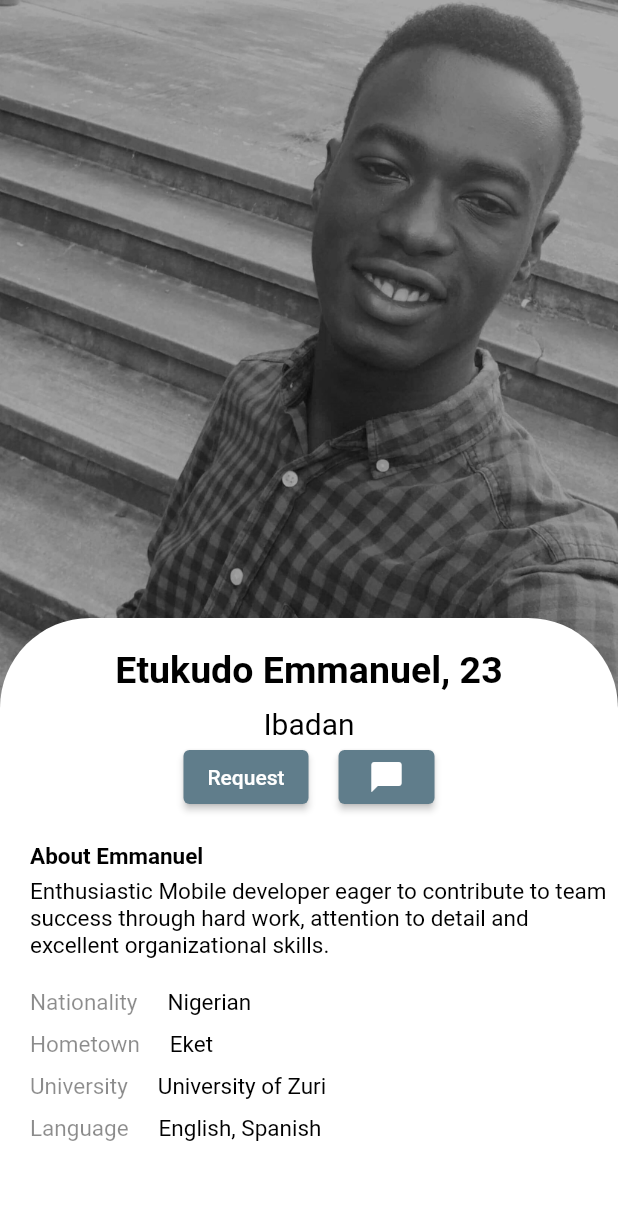
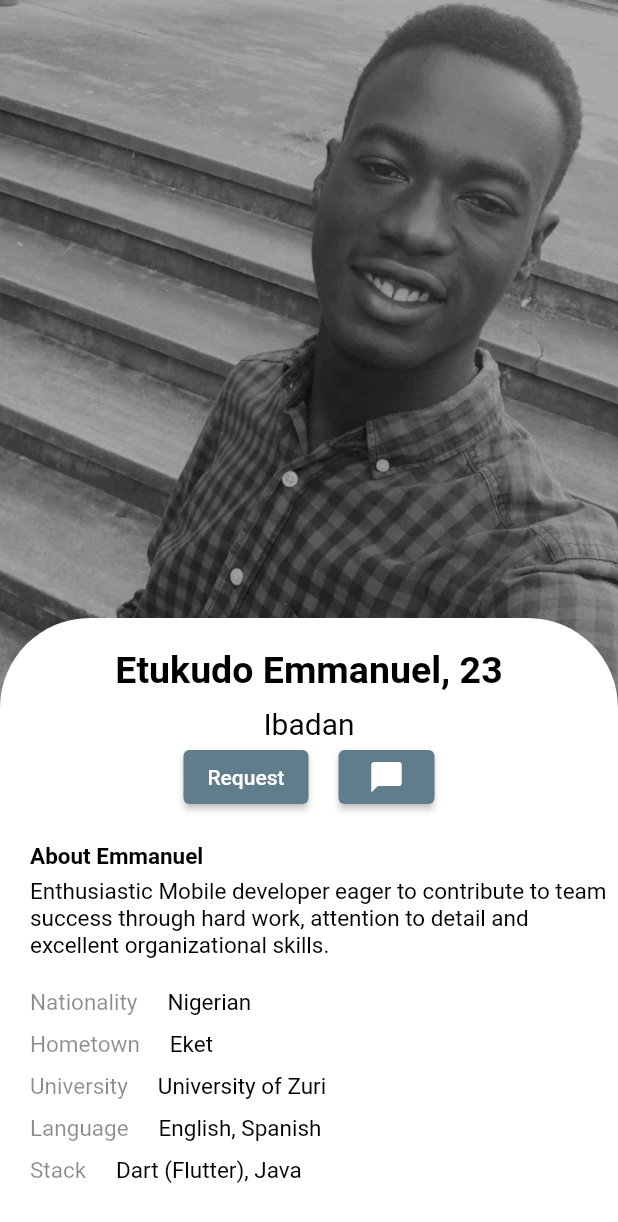
Before and after one commit to Emmanuel-Etukudo/portfolio_app, a Flutter app: the screen it shows after launch, on a phone screen of 412 x 824 dp. Shown: the top 1222 px of the screen. Run offline on Flutter 3.47's test engine with Material 2 defaults, Android fonts, the phone set to English and light mode, and no system bars.

Commit message:
added last row of texts

```diff
--- a/lib/main.dart
+++ b/lib/main.dart
@@ -241,6 +241,38 @@ class PortfolioApp extends StatelessWidget {
                               )
                             ],
                           ),
+                        ),
+                        Container(
+                          child: Row(
+                            children: [
+                              Container(
+                                margin: EdgeInsets.fromLTRB(20, 10, 0, 0),
+                                child: Align(
+                                  alignment: Alignment.topLeft,
+                                  child: Text(
+                                    'Stack',
+                                    style: TextStyle(
+                                        fontSize: 15,
+                                        color: Colors.black45,
+                                        fontWeight: FontWeight.normal),
+                                  ),
+                                ),
+                              ),
+                              Container(
+                                margin: EdgeInsets.fromLTRB(20, 10, 0, 0),
+                                child: Align(
+                                  alignment: Alignment.topLeft,
+                                  child: Text(
+                                    'Dart (Flutter), Java',
+                                    style: TextStyle(
+                                        fontSize: 15,
+                                        color: Colors.black,
+                                        fontWeight: FontWeight.normal),
+                                  ),
+                                ),
+                              )
+                            ],
+                          ),
                         )
 
 
```
